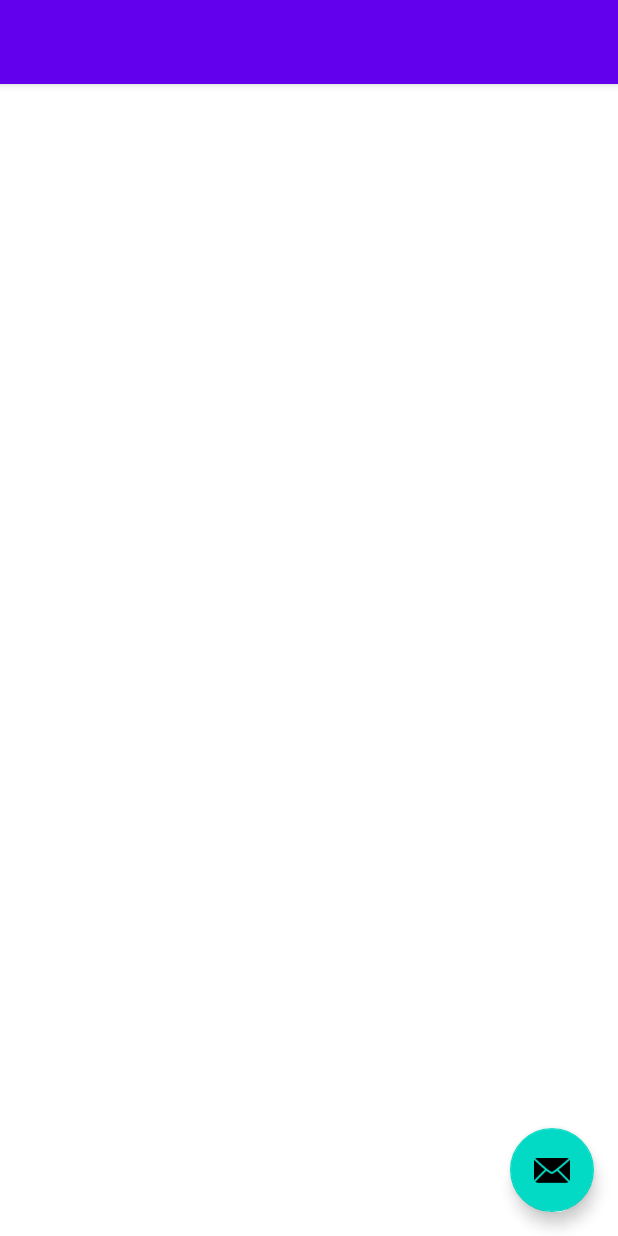
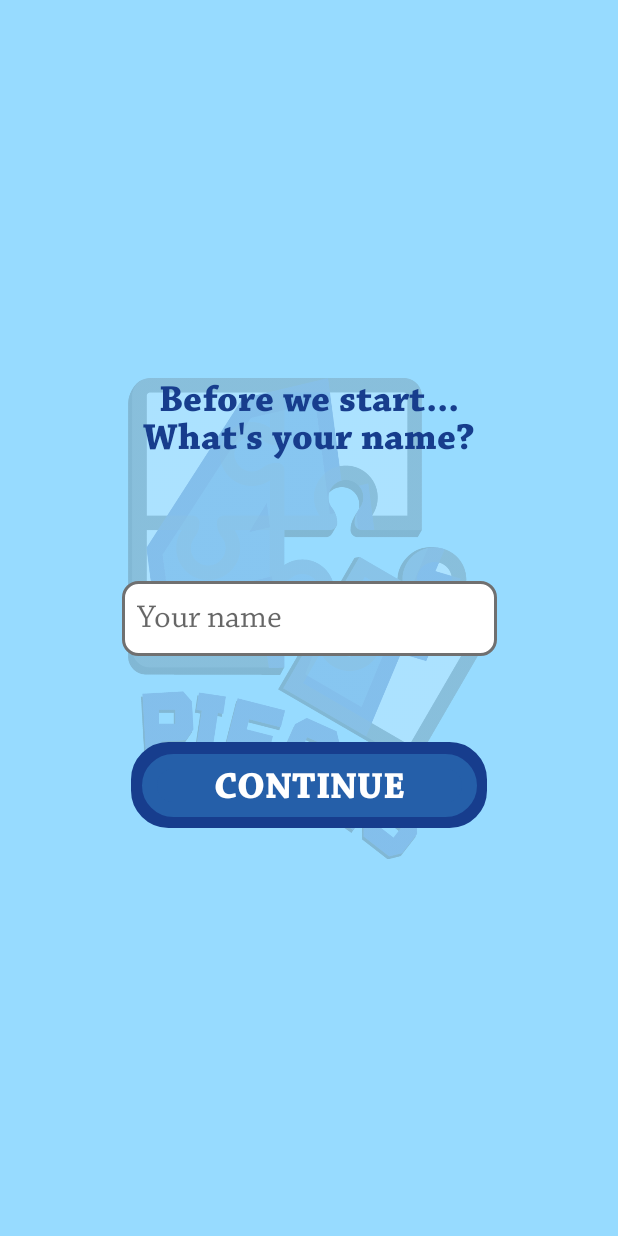
Before and after one commit to uoclnotario/P8-PuzzleDroid, an Android app: the layout activity_nameplayer.xml on its own in the app's theme, with its tools: preview values and no code run, on a phone screen of 412 x 824 dp. Run offline under Robolectric (Android 15) with nearby library versions, the phone set to English and light mode, and no system bars.

Commit message:
View de la página y formulario nuevo nombre.
Los botones de formulario no se les puede asignar una imagen de fondo con bordes gruesos etc. Creo que es por la fersión que estamos trabajando. Con versiones más modernas hay más variedad. He resuelto el diseño del botón agregando el marco por detrás.
otra opción más factible es renderizar todos los botones en una img y sacar las diferentes versiones según el idioma.

```diff
--- a/4puzzleGame/app/src/main/java/com/puzzle/Game/lyUi/MainActivity.kt
+++ b/4puzzleGame/app/src/main/java/com/puzzle/Game/lyUi/MainActivity.kt
@@ -1,42 +1,41 @@
 package com.puzzle.Game.lyUi
 
 import android.content.Intent
-import android.content.res.Configuration
 import android.os.Bundle
-import android.widget.Button
-import android.widget.EditText
-import com.google.android.material.floatingactionbutton.FloatingActionButton
-import com.google.android.material.snackbar.Snackbar
+import android.view.View
 import androidx.appcompat.app.AppCompatActivity
 import com.puzzle.Game.R
 import com.puzzle.Game.lyLogicalBusiness.Player
 
 class MainActivity : AppCompatActivity() {
+    var player = Player()
     override fun onCreate(savedInstanceState: Bundle?) {
         super.onCreate(savedInstanceState)
         setContentView(R.layout.activity_main)
 
+        // Cargamos el Player
+        // Hayque crear el método para obtener los datos de usuario guardados
+        // Para testeo creamos uno de prueba
+        //val player = Player(1,"PruebaUser","Prueba")
+        player = Player()   // Lo creamos vacío para que salte a la ventana insert Name
+    }
 
-        val btn_click_begin = btnStart
-        btn_click_begin.setOnClickListener{
+    fun onClick(view: View) {
+        //Si existe almacenado un nombre de usuario
 
-            val player = Player(1,"PruebaUser","Prueba")
-
-            //Si existe almacenado un nombre de usuario
+        if(player.id == -1)
+        {
+            val intent = Intent(this, NamePlayerActivity::class.java)
+            startActivity(intent)
+        }
+        else
+        {
             val intent = Intent(this, StartGameActivity::class.java).apply {
                 putExtra("player",player)
             }
             startActivity(intent)
-
-
-            //Si no
-
-
         }
     }
 
 
-
-
-
 }
--- a/4puzzleGame/app/src/main/java/com/puzzle/Game/lyUi/NamePlayerActivity.kt
+++ b/4puzzleGame/app/src/main/java/com/puzzle/Game/lyUi/NamePlayerActivity.kt
@@ -1,8 +1,7 @@
 package com.puzzle.Game.lyUi
 
 import android.os.Bundle
-import com.google.android.material.floatingactionbutton.FloatingActionButton
-import com.google.android.material.snackbar.Snackbar
+import android.view.View
 import androidx.appcompat.app.AppCompatActivity
 import com.puzzle.Game.R
 
@@ -10,7 +9,9 @@ class NamePlayerActivity : AppCompatActivity() {
 
     override fun onCreate(savedInstanceState: Bundle?) {
         super.onCreate(savedInstanceState)
-        setContentView(R.layout.activity_main)
+        setContentView(R.layout.activity_nameplayer)
 
     }
+
+    fun onClick(view: View) {}
 }
--- a/4puzzleGame/app/src/main/java/com/puzzle/Game/lyUi/SelectPictureActivity.kt
+++ b/4puzzleGame/app/src/main/java/com/puzzle/Game/lyUi/SelectPictureActivity.kt
@@ -11,6 +11,7 @@ import androidx.appcompat.app.AppCompatActivity
 import com.puzzle.Game.R
 import com.puzzle.Game.lyLogicalBusiness.Picture
 import com.puzzle.Game.lyLogicalBusiness.Player
+import kotlinx.android.synthetic.main.activity_selectpicture.*
 import java.io.ByteArrayOutputStream
 import java.io.FileOutputStream
 
@@ -22,14 +23,14 @@ class SelectPictureActivity : AppCompatActivity() {
         setContentView(R.layout.activity_selectpicture)
 
 
-        val btn_click_btnSelectImg = findViewById(R.id.btnSelectImg) as Button
+        //val btn_click_btnSelectImg = findViewById(R.id.btnSelectImg) as Button
 
         //De esta manera recogemos los datos del intent...
         var player = intent.getSerializableExtra("player") as Player
 
 
 
-        btn_click_btnSelectImg.setOnClickListener{
+        btnSelectImg.setOnClickListener{
            var pictur = Picture()
             var pic = findViewById(R.id.imageView) as ImageView
 
--- a/4puzzleGame/app/src/main/java/com/puzzle/Game/lyUi/StartGameActivity.kt
+++ b/4puzzleGame/app/src/main/java/com/puzzle/Game/lyUi/StartGameActivity.kt
@@ -7,6 +7,7 @@ import androidx.appcompat.app.AppCompatActivity
 import com.puzzle.Game.R
 import com.puzzle.Game.lyLogicalBusiness.Picture
 import com.puzzle.Game.lyLogicalBusiness.Player
+import kotlinx.android.synthetic.main.activity_startgame.*
 
 class StartGameActivity : AppCompatActivity() {
 
@@ -14,13 +15,20 @@ class StartGameActivity : AppCompatActivity() {
         super.onCreate(savedInstanceState)
         setContentView(R.layout.activity_startgame)
 
-        val btn_click_newgame = findViewById(R.id.btnNewGame) as Button
+        /***
+         * Con kotlin-android-extensions no es necesario declararlo así
+         * siempre que compartan el contentView
+         *
+         * val btn_click_newgame = findViewById(R.id.btnNewGame) as Button
+         *
+         * btnNewGame == val btn_click_newgame = findViewById(R.id.btnNewGame) as Button
+         */
 
         //De esta manera recogemos los datos del intent...
         var player = intent.getSerializableExtra("player") as Player
 
 
-        btn_click_newgame.setOnClickListener{
+        btnNewGame.setOnClickListener{
             val intent = Intent(this, SelectPictureActivity::class.java).apply {
                 putExtra("player",player)
 
--- /dev/null
+++ b/4puzzleGame/app/src/main/res/drawable/btn_oscuro.xml
@@ -0,0 +1,22 @@
+<?xml version="1.0" encoding="utf-8"?>
+<selector xmlns:android="http://schemas.android.com/apk/res/android" >
+    <item android:state_pressed="true">
+        <shape android:shape="rectangle" android:visible="true">
+            <corners android:radius="20dp" />
+            <stroke android:width="10dp" android:color="#255FA9" />
+        </shape>
+
+    </item>
+    <item android:state_focused="true" >
+        <shape android:shape="rectangle" android:visible="true">
+            <corners android:radius="20dp" />
+            <stroke android:width="10dp" android:color="#255FA9"  />
+        </shape>
+    </item>
+    <item  >
+        <shape android:layout_width="match_parent" android:layout_height="match_parent" android:shape="rectangle" android:visible="true">
+            <corners android:radius="20dp" />
+            <stroke android:width="10dp" android:color="#173D8D" />
+        </shape>
+    </item>
+</selector>
--- /dev/null
+++ b/4puzzleGame/app/src/main/res/drawable/input_bg.xml
@@ -0,0 +1,9 @@
+<?xml version="1.0" encoding="utf-8"?>
+<!--  res/drawable/rounded_edittext.xml -->
+<shape xmlns:android="http://schemas.android.com/apk/res/android"
+    android:shape="rectangle"
+    android:padding="10dp">
+    <stroke android:width="2dp" android:color="@color/grey"  />
+    <solid android:color="@color/white" />
+    <corners android:radius="10dp" />
+</shape>
--- a/4puzzleGame/app/src/main/res/layout/activity_main.xml
+++ b/4puzzleGame/app/src/main/res/layout/activity_main.xml
@@ -4,38 +4,48 @@
     xmlns:tools="http://schemas.android.com/tools"
     android:layout_width="match_parent"
     android:layout_height="match_parent"
-    tools:context=".lyUi.MainActivity">
+    android:background="@color/bg_azul"
+    tools:context=".lyUi.MainActivity"
+    >
 
     <androidx.constraintlayout.widget.ConstraintLayout
         android:id="@+id/constraintLayout"
         android:layout_width="match_parent"
         android:layout_height="match_parent">
 
-        <TextView
-            android:id="@+id/textView2"
-            android:layout_width="wrap_content"
-            android:layout_height="wrap_content"
-            android:layout_marginStart="140dp"
-            android:layout_marginTop="228dp"
-            android:text="@string/hi"
-            android:textSize="30sp"
-            app:layout_constraintStart_toStartOf="parent"
-            app:layout_constraintTop_toTopOf="parent" />
-
         <Button
             android:id="@+id/btnStart"
-            style="@style/Widget.AppCompat.Button.Small"
-            android:layout_width="236dp"
-            android:layout_height="62dp"
-            android:layout_marginTop="488dp"
-            android:background="#C83131"
+            style="@style/Theme.4puzzleGame.Button"
+            android:layout_width="223dp"
+            android:layout_height="42dp"
+            android:layout_marginBottom="128dp"
+            android:padding="0dp"
+            android:scaleX="1"
             android:text="@string/btnStart"
-            android:textSize="18sp"
-            app:iconTint="@color/purple_200"
+            app:layout_constraintBottom_toBottomOf="parent"
             app:layout_constraintEnd_toEndOf="parent"
             app:layout_constraintStart_toStartOf="parent"
-            app:layout_constraintTop_toTopOf="parent" />
+            android:onClick="onClick"/>
+
+        <ImageView
+            android:layout_width="237dp"
+            android:layout_height="57dp"
+            android:layout_marginBottom="120dp"
+            app:layout_constraintBottom_toBottomOf="parent"
+            app:layout_constraintEnd_toEndOf="parent"
+            app:layout_constraintStart_toStartOf="parent"
+            app:srcCompat="@drawable/btn_oscuro"
+            android:contentDescription="@string/btnStart"  />
 
     </androidx.constraintlayout.widget.ConstraintLayout>
 
+    <ImageView
+        android:id="@+id/logo"
+        android:layout_width="242dp"
+        android:layout_height="322dp"
+        app:layout_anchor="@+id/constraintLayout"
+        app:layout_anchorGravity="center"
+        app:srcCompat="@drawable/logo4pieces"
+        android:contentDescription="@string/app_name"  />
+
 </androidx.coordinatorlayout.widget.CoordinatorLayout>
--- a/4puzzleGame/app/src/main/res/layout/activity_nameplayer.xml
+++ b/4puzzleGame/app/src/main/res/layout/activity_nameplayer.xml
@@ -4,28 +4,78 @@
     xmlns:tools="http://schemas.android.com/tools"
     android:layout_width="match_parent"
     android:layout_height="match_parent"
-    tools:context=".lyUi.MainActivity">
+    android:background="@color/bg_azul"
+    tools:context=".lyUi.NamePlayerActivity">
 
-    <com.google.android.material.appbar.AppBarLayout
+    <ImageView
+        android:id="@+id/logo"
+        android:layout_width="242dp"
+        android:layout_height="322dp"
+        android:alpha="0.2"
+        app:layout_anchor="@+id/capaContenido"
+        app:layout_anchorGravity="center"
+        app:srcCompat="@drawable/logo4pieces"
+        android:contentDescription="@string/app_name"/>
+
+    <androidx.constraintlayout.widget.ConstraintLayout
+        android:id="@+id/capaContenido"
         android:layout_width="match_parent"
-        android:layout_height="wrap_content"
-        android:theme="@style/Theme.4puzzleGame.AppBarOverlay">
+        android:layout_height="match_parent">
 
-        <androidx.appcompat.widget.Toolbar
-            android:id="@+id/toolbar"
-            android:layout_width="match_parent"
-            android:layout_height="?attr/actionBarSize"
-            android:background="?attr/colorPrimary"
-            app:popupTheme="@style/Theme.4puzzleGame.PopupOverlay" />
+        <TextView
+            android:id="@+id/labelNewName"
+            style="@style/Theme.4puzzleGame.SimpleText"
+            android:layout_width="240dp"
+            android:layout_height="100dp"
+            android:text="@string/name_intro"
+            app:layout_constraintBottom_toBottomOf="parent"
+            app:layout_constraintEnd_toEndOf="parent"
+            app:layout_constraintHorizontal_bias="0.498"
+            app:layout_constraintStart_toStartOf="parent"
+            app:layout_constraintTop_toTopOf="parent"
+            app:layout_constraintVertical_bias="0.346" />
 
-    </com.google.android.material.appbar.AppBarLayout>
 
-    <com.google.android.material.floatingactionbutton.FloatingActionButton
-        android:id="@+id/fab"
-        android:layout_width="wrap_content"
-        android:layout_height="wrap_content"
-        android:layout_gravity="bottom|end"
-        android:layout_margin="@dimen/fab_margin"
-        app:srcCompat="@android:drawable/ic_dialog_email" />
+        <Button
+            android:id="@+id/btnStart"
+            style="@style/Theme.4puzzleGame.Button"
+            android:layout_width="223dp"
+            android:layout_height="42dp"
+            android:layout_marginBottom="128dp"
+            android:onClick="onClick"
+            android:padding="0dp"
+            android:scaleX="1"
+            android:text="@string/continua"
+            app:layout_constraintBottom_toBottomOf="parent"
+            app:layout_constraintEnd_toEndOf="parent"
+            app:layout_constraintStart_toStartOf="parent"
+            app:layout_constraintTop_toBottomOf="@+id/labelNewName" />
+
+        <ImageView
+            android:id="@+id/btnMarco"
+            android:layout_width="237dp"
+            android:layout_height="57dp"
+            android:layout_marginBottom="128dp"
+            android:contentDescription="@string/continua"
+            app:layout_constraintBottom_toBottomOf="parent"
+            app:layout_constraintEnd_toEndOf="parent"
+            app:layout_constraintStart_toStartOf="parent"
+            app:layout_constraintTop_toBottomOf="@+id/labelNewName"
+            app:srcCompat="@drawable/btn_oscuro" />
+
+    </androidx.constraintlayout.widget.ConstraintLayout>
+
+    <com.google.android.material.textfield.TextInputEditText
+        style="@style/Theme.4puzzleGame.inputText"
+        android:id="@+id/newName"
+        android:layout_width="250dp"
+        android:layout_height="50dp"
+        android:inputType="textPersonName"
+        android:hint="@string/newPlayerName"
+        android:maxLines="1"
+        android:lines="1"
+        app:layout_anchor="@+id/capaContenido"
+        android:maxLength="21"
+        app:layout_anchorGravity="center" />
 
 </androidx.coordinatorlayout.widget.CoordinatorLayout>
--- a/4puzzleGame/app/src/main/res/values-night/themes.xml
+++ b/4puzzleGame/app/src/main/res/values-night/themes.xml
@@ -2,13 +2,13 @@
     <!-- Base application theme. -->
     <style name="Theme.4puzzleGame" parent="Theme.MaterialComponents.DayNight.DarkActionBar">
         <!-- Primary brand color. -->
-        <item name="colorPrimary">@color/purple_200</item>
-        <item name="colorPrimaryVariant">@color/purple_700</item>
-        <item name="colorOnPrimary">@color/black</item>
+        <item name="colorPrimary">@color/main_azul</item>
+        <item name="colorPrimaryVariant">@color/sec_azul</item>
+        <item name="colorOnPrimary">@color/white</item>
         <!-- Secondary brand color. -->
-        <item name="colorSecondary">@color/teal_200</item>
-        <item name="colorSecondaryVariant">@color/teal_200</item>
-        <item name="colorOnSecondary">@color/black</item>
+        <item name="colorSecondary">@color/bg_azul</item>
+        <item name="colorSecondaryVariant">@color/sec_azul</item>
+        <item name="colorOnSecondary">@color/main_azul</item>
         <!-- Status bar color. -->
         <item name="android:statusBarColor" tools:targetApi="l">?attr/colorPrimaryVariant</item>
         <!-- Customize your theme here. -->
--- a/4puzzleGame/app/src/main/res/values/colors.xml
+++ b/4puzzleGame/app/src/main/res/values/colors.xml
@@ -6,6 +6,7 @@
     <color name="teal_200">#FF03DAC5</color>
     <color name="teal_700">#FF018786</color>
     <color name="black">#FF000000</color>
+    <color name="grey">#707070</color>
     <color name="white">#FFFFFFFF</color>
     <color name="bg_azul">#FF97DBFF</color>
     <color name="main_azul">#FF173D8D</color>
--- /dev/null
+++ b/4puzzleGame/app/src/main/res/values/ids.xml
@@ -0,0 +1,7 @@
+<?xml version="1.0" encoding="utf-8"?>
+<resources>
+    <item name="newName" type="id" />
+    <item name="capaContenido" type="id" />
+    <item name="labelNewName" type="id" />
+    <item name="btnMarco" type="id" />
+</resources>
--- a/4puzzleGame/app/src/main/res/values/strings.xml
+++ b/4puzzleGame/app/src/main/res/values/strings.xml
@@ -1,3 +1,4 @@
+<?xml version="1.0" encoding="utf-8"?>
 <resources>
     <string name="app_name">4puzzleGame</string>
     <string name="title_activity_main">Welcom</string>
@@ -9,5 +10,8 @@
     <string name="Easy">Easy</string>
     <string name="medium">Medium</string>
     <string name="hard">Hard</string>
+    <string name="name_intro">Before we start... What\'s your name?</string>
+    <string name="continua">Continue</string>
+    <string name="newPlayerName">Your name</string>
 
 </resources>
--- a/4puzzleGame/app/src/main/res/values/themes.xml
+++ b/4puzzleGame/app/src/main/res/values/themes.xml
@@ -2,18 +2,53 @@
     <!-- Base application theme. -->
     <style name="Theme.4puzzleGame" parent="Theme.MaterialComponents.DayNight.DarkActionBar">
         <!-- Primary brand color. -->
-        <item name="colorPrimary">@color/purple_500</item>
-        <item name="colorPrimaryVariant">@color/purple_700</item>
+        <item name="colorPrimary">@color/sec_azul</item>
+        <item name="colorPrimaryVariant">@color/main_azul</item>
         <item name="colorOnPrimary">@color/white</item>
         <!-- Secondary brand color. -->
-        <item name="colorSecondary">@color/teal_200</item>
-        <item name="colorSecondaryVariant">@color/teal_700</item>
-        <item name="colorOnSecondary">@color/black</item>
+        <item name="colorSecondary">@color/bg_azul</item>
+        <item name="colorSecondaryVariant">@color/sec_azul</item>
+        <item name="colorOnSecondary">@color/main_azul</item>
         <!-- Status bar color. -->
         <item name="android:statusBarColor" tools:targetApi="l">?attr/colorPrimaryVariant</item>
+        <item name="android:buttonStyle" >@style/Theme.4puzzleGame.Button</item>
         <!-- Customize your theme here. -->
     </style>
 
+    <style name="Theme.4puzzleGame.SimpleText" parent="Theme.4puzzleGame" >
+        <item name="android:fontFamily">@font/mainfont_bold</item>
+        <item name="android:textSize">25dp</item>
+        <item name="android:textAlignment">center</item>
+        <item name="android:textColor">@color/main_azul</item>
+    </style>
+
+    <style name="Theme.4puzzleGame.inputText" parent="Theme.4puzzleGame" >
+        <item name="android:textColorHighlight">@color/bg_azul</item>
+        <item name="colorControlNormal">@color/black</item>
+        <item name="colorControlActivated">@color/sec_azul</item>
+        <item name="colorControlHighlight">@color/main_azul</item>
+        <item name="android:fontFamily">@font/mainfont_regular</item>
+        <item name="android:textSize">22dp</item>
+        <item name="android:textColor">@color/main_azul</item>
+        <item name="android:strokeWidth">2</item>
+        <item name="android:strokeColor">@color/black</item>
+        <item name="android:radius">10dp</item>
+        <item name="android:padding">10dp</item>
+        <item name="android:background">@drawable/input_bg</item>
+    </style>
+
+
+    <style name="Theme.4puzzleGame.Button" parent="Theme.4puzzleGame" >
+        <item name="colorPrimary">@color/main_azul</item>
+        <item name="android:background" >@drawable/btn_oscuro</item>
+        <item name="android:focusable">true</item>
+        <item name="android:clickable">true</item>
+        <item name="android:textColor">@color/white</item>
+        <item name="android:textSize">25dp</item>
+        <item name="android:gravity">center_vertical|center_horizontal</item>
+        <item name="fontFamily">@font/mainfont_bold</item>
+        <item name="textAllCaps">true</item>
+    </style>
     <style name="Theme.4puzzleGame.NoActionBar">
         <item name="windowActionBar">false</item>
         <item name="windowNoTitle">true</item>
```
Also changed, not shown: 4puzzleGame/app/src/main/res/drawable/logo4pieces.png (added), 4puzzleGame/app/src/main/res/font/mainfont_bold.ttf (added), 4puzzleGame/app/src/main/res/font/mainfont_regular.ttf (added), 4puzzleGame/gradle/wrapper/gradle-wrapper.properties, 1 other file.
